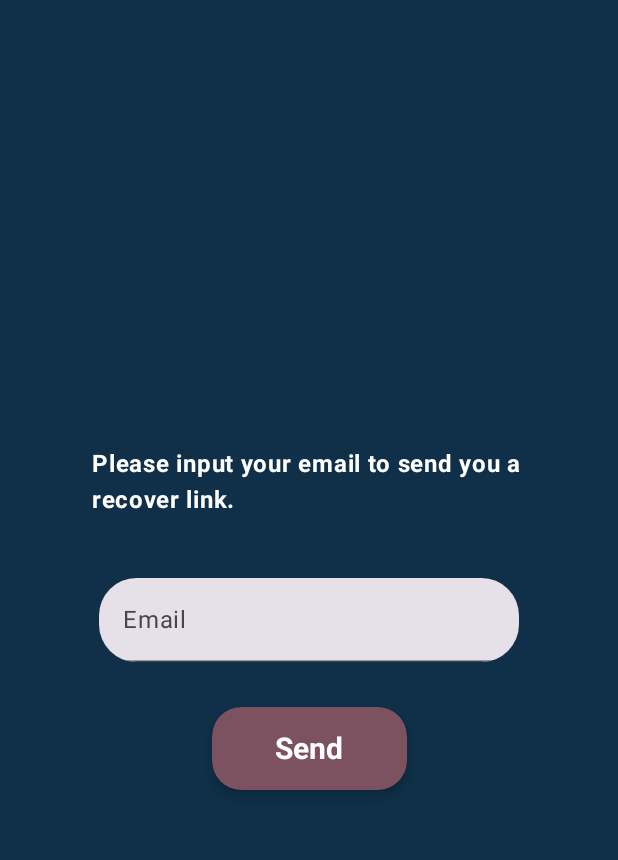
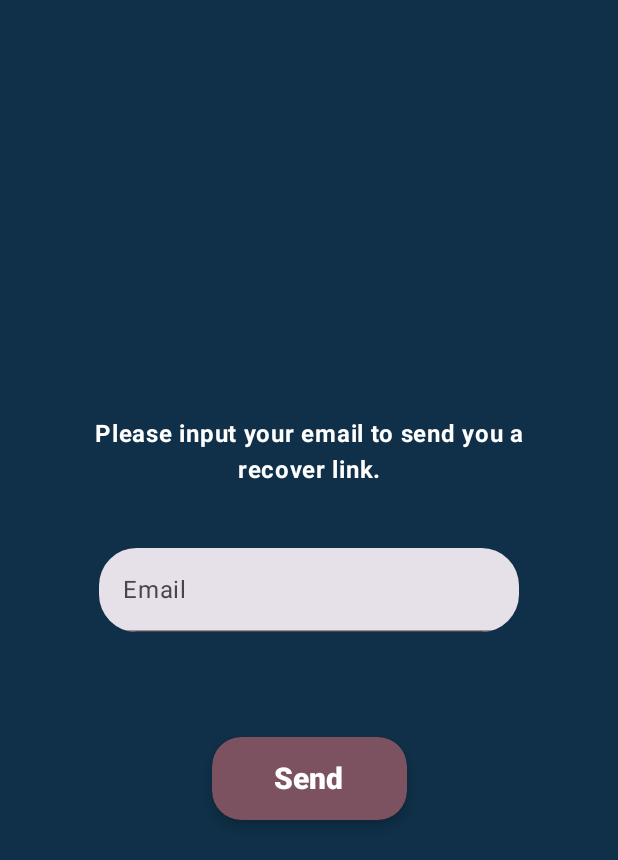
Before and after one commit to ISIS3510-Team-22/kotlin-app, an Android app built with Jetpack Compose: the screen it shows after launch (ExchangeActivity), after a tap on "Forgot your password?", on a phone screen of 412 x 824 dp. Shown: the top 860 px of the screen. Run offline under Robolectric (Android 15) with nearby library versions, the phone set to English and light mode, and no system bars; our stand-ins replace Dagger/Hilt's generated code, Firebase (no records; nobody signed in at launch, a user with empty details on screens opened directly); libraries missing offline, so code that uses them is left out: com.lottiefiles.dotlottie; 2 statements that could not run were skipped.

Commit message:
Refactored colors and style on auth modules

```diff
--- a/app/src/main/java/com/example/exchangeapp/screens/auth/ValidationUtils.kt
+++ b/app/src/main/java/com/example/exchangeapp/screens/auth/ValidationUtils.kt
@@ -2,7 +2,8 @@ package com.example.exchangeapp.screens.auth
 
 object ValidationUtils {
     private val emailRegex = """^[\w-.]+@([\w-]+\.)+[\w-]{2,4}${'$'}""".toRegex()
-    private val passwordRegex = """^(?=.*?[A-Z])(?=.*?[a-z])(?=.*?[0-9])(?=.*?[#?!@${'$'}%^&*-]).{6,}${'$'}""".toRegex()
+    private val passwordRegex =
+        """^(?=.*?[A-Z])(?=.*?[a-z])(?=.*?[0-9])(?=.*?[#?!@${'$'}%^&*-]).{6,}${'$'}""".toRegex()
 
     fun validateEmail(email: String): String {
         return if (!emailRegex.containsMatchIn(email)) {
@@ -14,7 +15,7 @@ object ValidationUtils {
 
     fun validatePassword(password: String): String {
         return if (!passwordRegex.containsMatchIn(password)) {
-            "Use 6+ chars, 1 uppercase, 1 special"
+            "6+ chars, 1 uppercase, 1 special, 1 number"
         } else {
             ""
         }
--- a/app/src/main/java/com/example/exchangeapp/screens/auth/forgot_password/ForgotPasswordScreen.kt
+++ b/app/src/main/java/com/example/exchangeapp/screens/auth/forgot_password/ForgotPasswordScreen.kt
@@ -5,7 +5,6 @@ import android.widget.Toast
 import androidx.activity.compose.BackHandler
 import androidx.compose.foundation.background
 import androidx.compose.foundation.layout.Arrangement
-import androidx.compose.foundation.layout.Box
 import androidx.compose.foundation.layout.Column
 import androidx.compose.foundation.layout.Spacer
 import androidx.compose.foundation.layout.fillMaxHeight
@@ -32,6 +31,7 @@ import androidx.compose.ui.res.stringResource
 import androidx.compose.ui.text.font.FontWeight
 import androidx.compose.ui.text.input.ImeAction
 import androidx.compose.ui.text.input.KeyboardType
+import androidx.compose.ui.text.style.TextAlign
 import androidx.compose.ui.unit.dp
 import androidx.compose.ui.unit.sp
 import androidx.core.graphics.toColorInt
@@ -68,16 +68,15 @@ fun ForgotPasswordScreen(
 
         ) {
 
-        Box(
-            modifier = Modifier.width(290.dp),
-            contentAlignment = Alignment.Center
-        ) {
-            Text(
-                text = stringResource(R.string.recover_text),
-                style = MaterialTheme.typography.bodyLarge.copy(fontWeight = FontWeight.Bold),
-                color = Color.White
-            )
-        }
+
+        Text(
+            text = stringResource(R.string.recover_text),
+            style = MaterialTheme.typography.bodyLarge.copy(fontWeight = FontWeight.Bold),
+            color = Color.White,
+            textAlign = TextAlign.Center,
+            modifier = Modifier.width(290.dp)
+        )
+
 
 
         Spacer(Modifier.padding(20.dp))
@@ -88,12 +87,14 @@ fun ForgotPasswordScreen(
             placeHolder = "Email",
             type = KeyboardType.Email,
             action = if (isEnabled.value) ImeAction.Send else ImeAction.Done,
-            onSend = { viewModel.onSendClick () },
+            onSend = { viewModel.onSendClick() },
         )
         if (emailError.value != "") {
             Text(
                 emailError.value,
                 color = errorColor,
+                style = MaterialTheme.typography.bodyMedium,
+                fontWeight = FontWeight.Normal,
                 modifier = Modifier.align(Alignment.CenterHorizontally)
             )
             Spacer(modifier = Modifier.padding(top = 10.dp))
@@ -101,6 +102,7 @@ fun ForgotPasswordScreen(
             Spacer(modifier = Modifier.padding(top = 30.dp))
         }
 
+        Spacer(Modifier.padding(20.dp))
 
 
         Button(
@@ -125,7 +127,7 @@ fun ForgotPasswordScreen(
             Text(
                 stringResource(R.string.send_email_text),
                 fontSize = 20.sp,
-                fontWeight = FontWeight.Bold
+                fontWeight = FontWeight.ExtraBold
             )
 
         }
--- a/app/src/main/java/com/example/exchangeapp/screens/auth/sign_in/SignInScreen.kt
+++ b/app/src/main/java/com/example/exchangeapp/screens/auth/sign_in/SignInScreen.kt
@@ -80,7 +80,7 @@ fun SignInScreen(
             .fillMaxHeight()
             .verticalScroll(rememberScrollState())
             .animateContentSize()
-            .background(Color("#0F3048".toColorInt())),
+            .background(Color(0xFF0F3048)),
         Arrangement.Center,
         Alignment.CenterHorizontally
 
@@ -133,22 +133,10 @@ fun SignInScreen(
                 type = KeyboardType.Password,
                 action = actionPassword,
                 onSend = { viewModel.onSignInClick(openAndPopUp) },
-                isPassword = true
+                isPassword = true,
             )
 
-            if (passwordError.value != "") {
-                Text(
-                    passwordError.value,
-                    color = errorColor,
-                    modifier = Modifier.align(Alignment.CenterHorizontally),
-                    fontSize = 12.sp
-                )
-
-                Spacer(modifier = Modifier.padding(top = 10.dp))
-            } else {
-                Spacer(modifier = Modifier.padding(top = 30.dp))
-            }
-
+            Spacer(modifier = Modifier.padding(top = 30.dp))
 
             Button(
                 enabled = isEnabled.value,
@@ -157,8 +145,8 @@ fun SignInScreen(
                 },
                 shape = RoundedCornerShape(35),
                 colors = ButtonColors(
-                    MaterialTheme.colorScheme.onPrimaryContainer,
-                    MaterialTheme.colorScheme.primaryContainer,
+                    Color(0xFF01397D),
+                    MaterialTheme.colorScheme.onPrimary,
                     MaterialTheme.colorScheme.tertiary,
                     MaterialTheme.colorScheme.onTertiary
                 ),
@@ -171,11 +159,23 @@ fun SignInScreen(
                 Text(
                     stringResource(R.string.sign_in_text),
                     fontSize = 20.sp,
-                    fontWeight = FontWeight.Bold
+                    fontWeight = FontWeight.ExtraBold,
+                    style = MaterialTheme.typography.bodyMedium
                 )
 
             }
-            Spacer(modifier = Modifier.padding(top = 10.dp))
+            Spacer(modifier = Modifier.padding(top = 20.dp))
+
+            TextButton(
+                onClick = { viewModel.onForgotClick(open) },
+                modifier = Modifier.align(Alignment.CenterHorizontally)
+            ) {
+                Text(
+                    textDecoration = TextDecoration.Underline,
+                    color = Color.White,
+                    text = stringResource(R.string.forgot_password)
+                )
+            }
 
             TextButton(
                 onClick = { viewModel.onSignUpClick(open) },
@@ -185,17 +185,6 @@ fun SignInScreen(
                     textDecoration = TextDecoration.Underline,
                     color = Color.White,
                     text = stringResource(R.string.sign_up_text)
-                )
-            }
-
-            TextButton(
-                onClick = { viewModel.onForgotClick(open) },
-                modifier = Modifier.align(Alignment.CenterHorizontally)
-            ) {
-                Text(
-                    textDecoration = TextDecoration.Underline,
-                    color = Color.White,
-                    text = stringResource(R.string.forgot_password)
                 )
             }
         }
--- a/app/src/main/java/com/example/exchangeapp/screens/auth/sign_up/SignUpViewModel.kt
+++ b/app/src/main/java/com/example/exchangeapp/screens/auth/sign_up/SignUpViewModel.kt
@@ -51,7 +51,8 @@ class SignUpViewModel @Inject constructor(
     }
 
     fun updateName(newName: String) {
-        name.value = newName
+        name.value = newName.filter { !it.isWhitespace() }
+
     }
 
     fun updateEnabled() {
```
Also changed, not shown: app/src/main/java/com/example/exchangeapp/screens/auth/sign_up/SignUpScreen.kt (+5 -3 lines).
